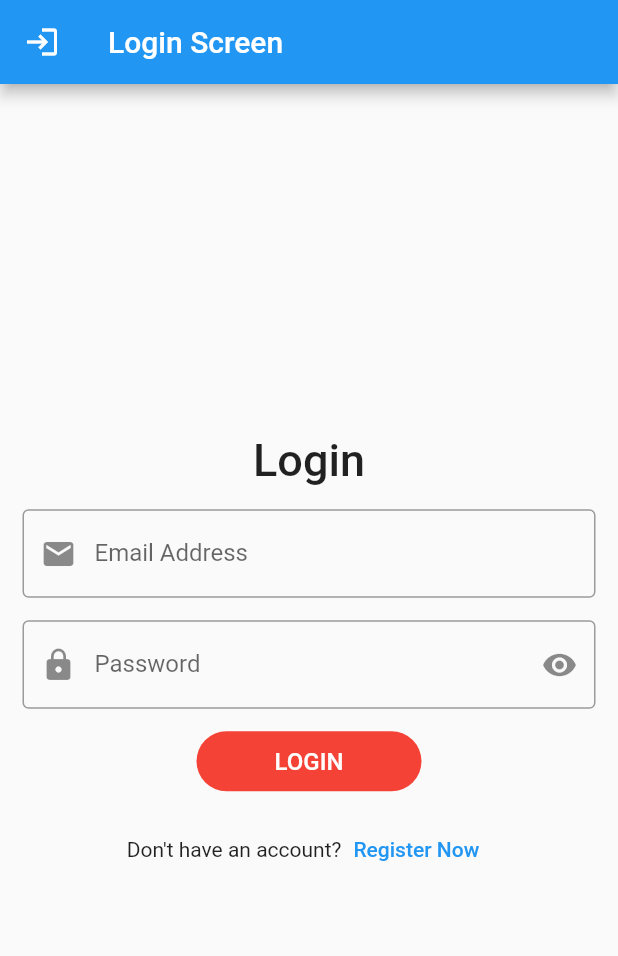
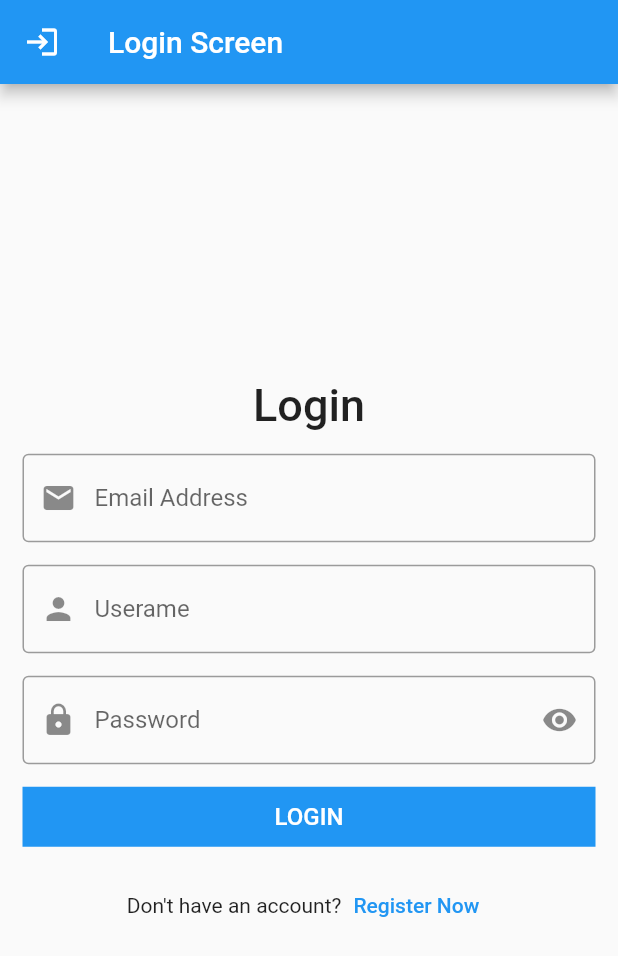
Before and after one commit to Suhaib200119/loginScreen_resuableComponents, a Flutter app: the screen it shows after launch, on a phone screen of 412 x 824 dp. Shown: the top 956 px of the screen. Run offline on Flutter 3.47's test engine with Material 2 defaults, Android fonts, the phone set to English and light mode, and no system bars.

Commit message:
update _ adding new textFormField (resuableComponents)

```diff
--- a/lib/LoginScreen.dart
+++ b/lib/LoginScreen.dart
@@ -9,6 +9,7 @@ class LoginScreen extends StatefulWidget {
 
 class _LoginScreenState extends State<LoginScreen> {
   TextEditingController tec_email = new TextEditingController();
+  TextEditingController tec_userName = new TextEditingController();
 
   TextEditingController tec_password = new TextEditingController();
 
@@ -39,17 +40,20 @@ class _LoginScreenState extends State<LoginScreen> {
                 SizedBox(
                   height: 15,
                 ),
-                TextFormField(
-                  keyboardType: TextInputType.emailAddress,
-                  controller: tec_email,
-                  decoration: InputDecoration(
-                    prefixIcon: Icon(Icons.email),
-                    labelText: "Email Address",
-                    border: OutlineInputBorder(),
-                  ),
-                  onFieldSubmitted: (value) {
-                    print("Value: ${value}");
-                  },
+                defualtTextFormField(
+                    Text_editing_controller: tec_email,
+                    icon: Icons.email,
+                    text_input_type: TextInputType.emailAddress,
+                    label_text: "Email Address"
+                ),
+                SizedBox(
+                  height: 15,
+                ),
+                defualtTextFormField(
+                    Text_editing_controller: tec_userName,
+                    icon: Icons.person_sharp,
+                    text_input_type: TextInputType.name,
+                    label_text: "Userame"
                 ),
                 SizedBox(
                   height: 15,
@@ -79,22 +83,18 @@ class _LoginScreenState extends State<LoginScreen> {
                 SizedBox(
                   height: 15,
                 ),
-                /////////////////////////////////
                 defualtButton(
-                    width: 150,
-                    color: Colors.red,
-                    radius: 20,
                     text: "login",
-                    function: (){
+                    function: () {
                       String emailValue = tec_email.text;
+                      String usernameValue = tec_userName.text;
                       String passwordValue = tec_password.text;
                       print(
-                          "EmailValue: ${emailValue} \nPasswordValue: ${passwordValue}"
+                          "EmailValue: ${emailValue} "
+                              "\nUsernameValue: ${usernameValue}"
+                              "\nPasswordValue: ${passwordValue} "
                       );
-                    }
-
-                ),
-                ///////////////////////////////////
+                    }),
                 SizedBox(
                   height: 15,
                 ),
@@ -117,22 +117,16 @@ class _LoginScreenState extends State<LoginScreen> {
   }
 }
 /*
-                Container(
-                  width: double.infinity,
-                  height: 40,
-                  child: MaterialButton(
-                    onPressed: () {
-                      String emailValue = tec_email.text;
-                      String passwordValue = tec_password.text;
-                      print(
-                          "EmailValue: ${emailValue} \nPasswordValue: ${passwordValue}");
-                    },
-                    child: Text(
-                      "LOGIN",
-                      style: TextStyle(color: Colors.white, fontSize: 16),
-                    ),
-                    color: Colors.blue.withOpacity(0.9),
+TextFormField(
+                  keyboardType: TextInputType.emailAddress,
+                  controller: tec_email,
+                  decoration: InputDecoration(
+                    prefixIcon: Icon(Icons.email),
+                    labelText: "Email Address",
+                    border: OutlineInputBorder(),
                   ),
+                  onFieldSubmitted: (value) {
+                    print("Value: ${value}");
+                  },
                 ),
-
  */
--- a/lib/components.dart
+++ b/lib/components.dart
@@ -1,20 +1,20 @@
-import 'package:flutter/material.dart';
+ import 'package:flutter/material.dart';
 
 Widget defualtButton(
     {
       double width = double.infinity,
       double height = 40.0,
       double radius=0.0,
-      Color color=Colors.blue,
+      Color backgroundColor=Colors.blue,
+      bool uperCase=true,
       required VoidCallback function,
       required String text,
-    })
-{
+    }) {
   return Container(
     width: width,
     height: height,
     decoration: BoxDecoration(
-        color: color,
+        color: backgroundColor,
         borderRadius: BorderRadius.circular(radius)
     ),
     child: MaterialButton(
@@ -22,7 +22,7 @@ Widget defualtButton(
         return function();
       },
       child: Text(
-        "${text.toUpperCase()}",
+        uperCase ? text.toUpperCase() : text,
         style: TextStyle(
           color: Colors.white,
           fontSize: 16,
@@ -32,3 +32,25 @@ Widget defualtButton(
   );
 
 }
+
+
+Widget defualtTextFormField(
+{
+  required TextEditingController Text_editing_controller,
+  required IconData icon,
+  required TextInputType text_input_type,
+  required String label_text,
+}
+    ){
+  return TextFormField(
+    keyboardType: text_input_type,
+    controller: Text_editing_controller,
+    decoration: InputDecoration(
+      prefixIcon: Icon(icon),
+      labelText: "$label_text",
+      border: OutlineInputBorder(),
+    ),
+
+  );
+
+}
```
